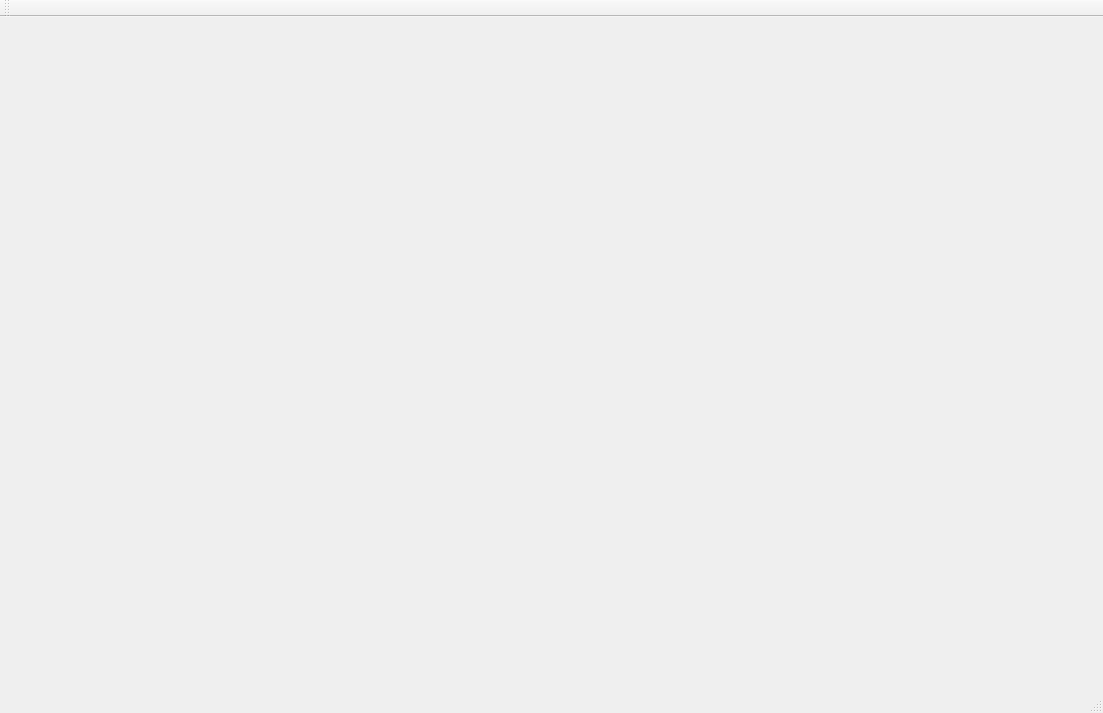
Qt form mainwindow.ui (michalmielczynski/PanelTest) before a commit.
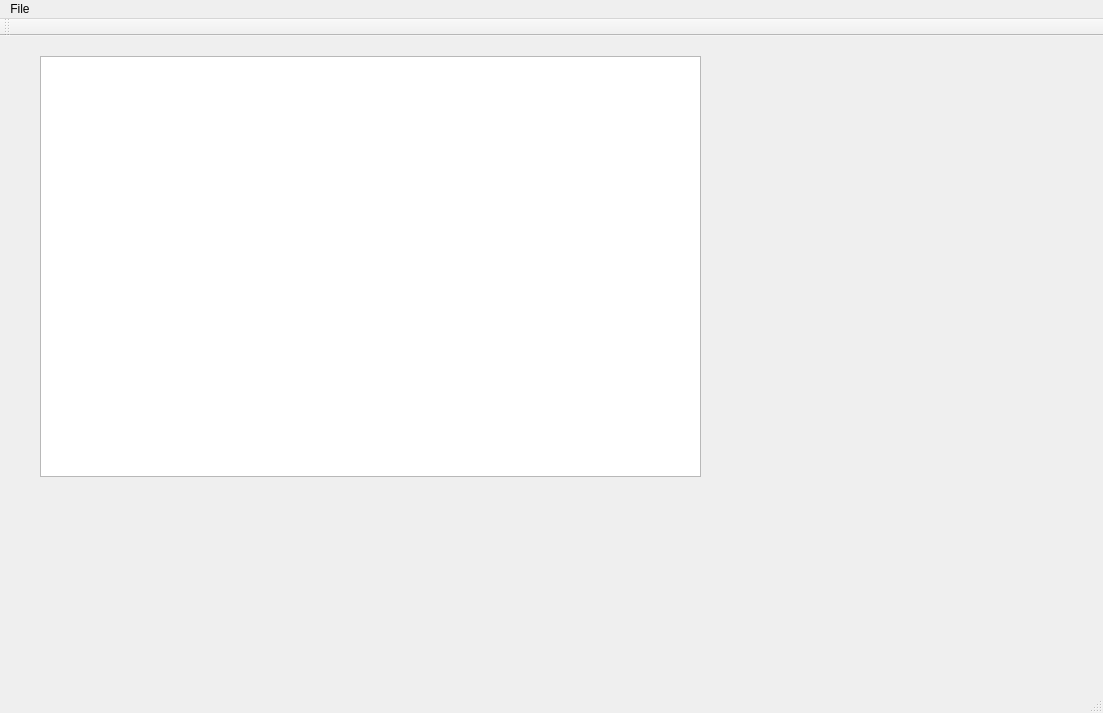
The same form after that commit.

Patch:
```diff
--- a/mainwindow.ui
+++ b/mainwindow.ui
@@ -13,16 +13,34 @@
   <property name="windowTitle">
    <string>MainWindow</string>
   </property>
-  <widget class="QWidget" name="centralWidget"/>
+  <widget class="QWidget" name="centralWidget">
+   <widget class="QGraphicsView" name="graphicsView">
+    <property name="geometry">
+     <rect>
+      <x>40</x>
+      <y>20</y>
+      <width>661</width>
+      <height>421</height>
+     </rect>
+    </property>
+   </widget>
+  </widget>
   <widget class="QMenuBar" name="menuBar">
    <property name="geometry">
     <rect>
      <x>0</x>
      <y>0</y>
      <width>1103</width>
-     <height>23</height>
+     <height>21</height>
     </rect>
    </property>
+   <widget class="QMenu" name="menuFile">
+    <property name="title">
+     <string>File</string>
+    </property>
+    <addaction name="actionLoad"/>
+   </widget>
+   <addaction name="menuFile"/>
   </widget>
   <widget class="QToolBar" name="mainToolBar">
    <attribute name="toolBarArea">
```
Left out of the diff: 5 changed lines with no effect on the pictures.
